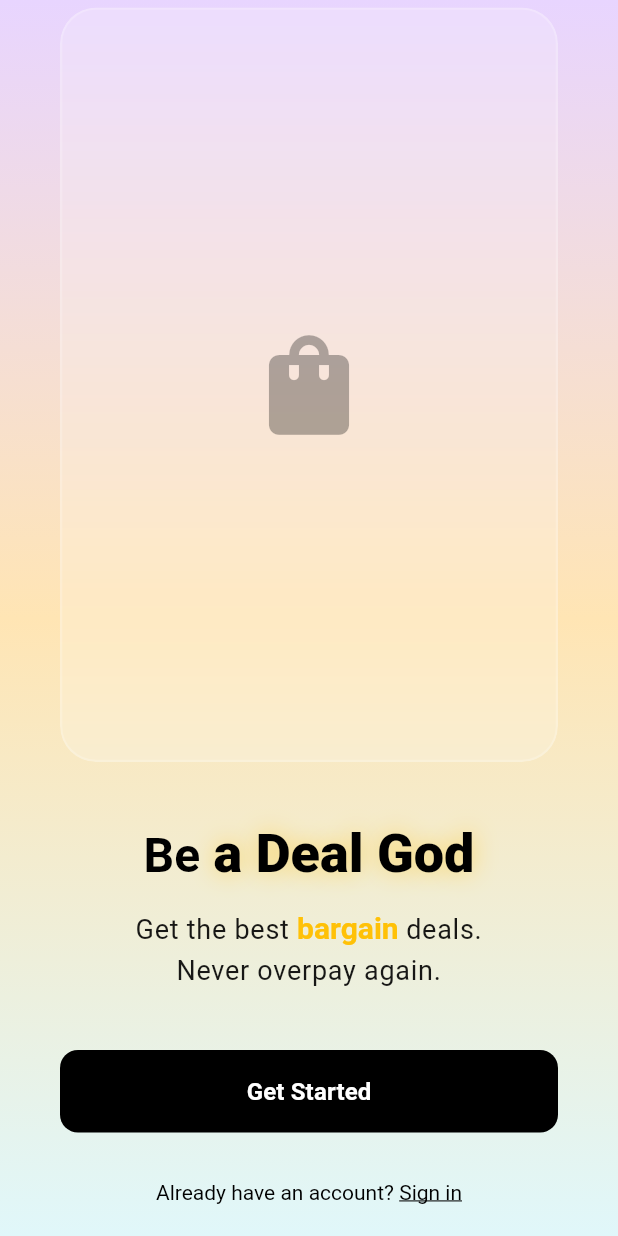
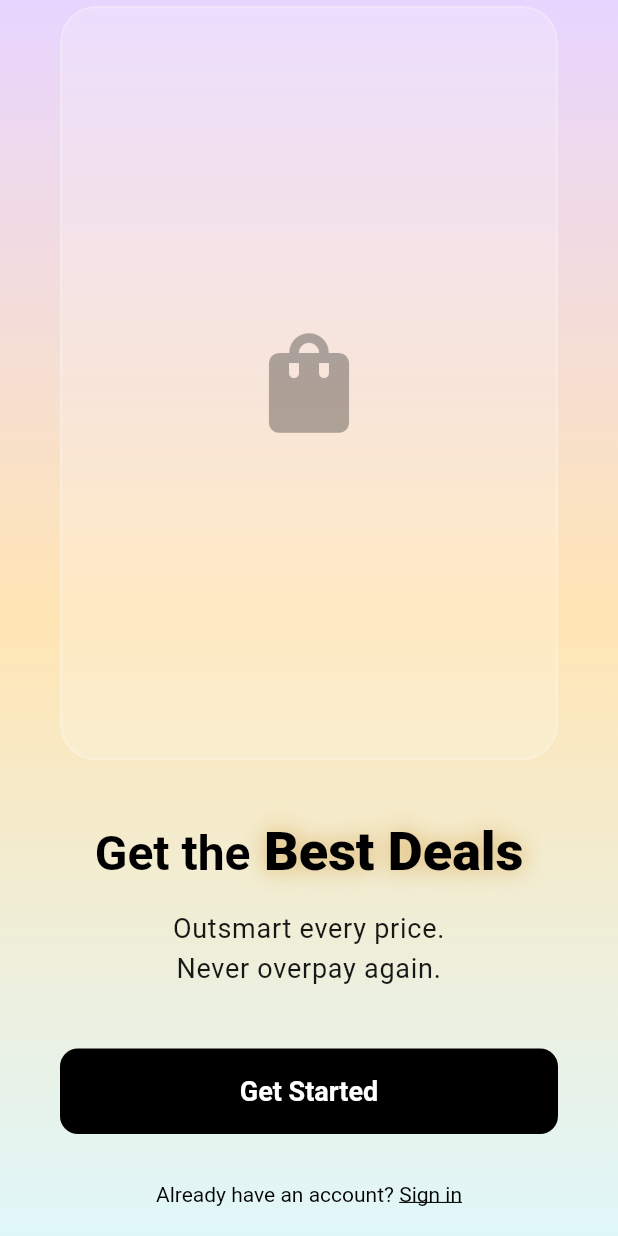
Before and after one commit to kboskin/bargain-wiz, a Flutter app: the screen it shows after launch, on a phone screen of 412 x 824 dp. Run offline on Flutter 3.47's test engine with Material 3 defaults, Android fonts, the phone set to English and light mode, and no system bars; our stand-ins replace connectivity_plus, dartz, equatable, firebase_analytics, firebase_auth, firebase_core and 13 more; accounts and stored records are empty.

Commit message:
WIP of the onboarding

```diff
--- a/wizard-app/assets/config/welcome_screen_example.json
+++ b/wizard-app/assets/config/welcome_screen_example.json
@@ -1,6 +1,6 @@
 {
-  "title": "Be a Deal God",
-  "description": "Get the best bargain deals.\nNever overpay again.",
+  "title": "Get the Best Deals",
+  "description": "Powered by a touch of magic.\nOutsmart every price.\nNever overpay again.",
   "visual": null,
   "primary_button_text": "Get Started",
   "glass_container": {
@@ -20,5 +20,6 @@
     "type": "sign_in",
     "text": "Sign in",
     "prefix_text": "Already have an account? "
-  }
+  },
+  "highlight_color": "#C47A00"
 }
--- a/wizard-app/lib/core/theme/app_text_styles.dart
+++ b/wizard-app/lib/core/theme/app_text_styles.dart
@@ -220,6 +220,14 @@ class AppTextStyles {
     letterSpacing: 0.5,
     color: AppColors.textPrimaryDark,
   );
+
+  // Button text styles - CTA buttons
+  static const TextStyle buttonText = TextStyle(
+    fontSize: 18,
+    fontWeight: FontWeight.w600,
+    letterSpacing: 0,
+    color: Colors.white,
+  );
 }
 
 /// Extension to easily access text styles based on theme
--- a/wizard-app/lib/data/models/welcome_screen_config.dart
+++ b/wizard-app/lib/data/models/welcome_screen_config.dart
@@ -11,6 +11,7 @@ class WelcomeScreenConfig implements JsonSerializable<WelcomeScreenConfig> {
   final GlassContainerConfig? glassContainer;
   final HighlightWordsConfig? highlightWords;
   final SecondaryActionConfig? secondaryAction;
+  final String? highlightColor; // Optional: Hex color for highlights (defaults to amber)
 
   WelcomeScreenConfig({
     required this.title,
@@ -20,6 +21,7 @@ class WelcomeScreenConfig implements JsonSerializable<WelcomeScreenConfig> {
     this.glassContainer,
     this.highlightWords,
     this.secondaryAction,
+    this.highlightColor,
   });
 
   @override
@@ -41,6 +43,7 @@ class WelcomeScreenConfig implements JsonSerializable<WelcomeScreenConfig> {
           ? SecondaryActionConfig.fromJson(
               json['secondary_action'] as Map<String, dynamic>)
           : null,
+      highlightColor: json['highlight_color'] as String?,
     );
     config.validate();
     return config;
@@ -56,6 +59,7 @@ class WelcomeScreenConfig implements JsonSerializable<WelcomeScreenConfig> {
       if (glassContainer != null) 'glass_container': glassContainer!.toJson(),
       if (highlightWords != null) 'highlight_words': highlightWords!.toJson(),
       if (secondaryAction != null) 'secondary_action': secondaryAction!.toJson(),
+      if (highlightColor != null) 'highlight_color': highlightColor,
     };
   }
 
--- a/wizard-app/lib/presentation/pages/onboarding/onboarding_screen.dart
+++ b/wizard-app/lib/presentation/pages/onboarding/onboarding_screen.dart
@@ -6,6 +6,7 @@ import 'package:go_router/go_router.dart';
 import '../../../core/di/injection_container.dart' as di;
 import '../../../core/services/onboarding_service.dart';
 import '../../../core/theme/app_colors.dart';
+import '../../../core/theme/app_text_styles.dart';
 import '../../../core/utils/app_logger.dart';
 import '../../../data/models/onboarding_model.dart';
 import '../../../domain/repositories/onboarding_repository.dart';
@@ -211,13 +212,7 @@ class _OnboardingFlowViewState extends State<_OnboardingFlowView> {
                                   ),
                                   child: Text(
                                     _getNextButtonText(state),
-                                    style: Theme.of(context)
-                                        .textTheme
-                                        .labelLarge
-                                        ?.copyWith(
-                                          fontWeight: FontWeight.w600,
-                                          color: Colors.white, // Explicitly set white color
-                                        ),
+                                    style: AppTextStyles.buttonText,
                                   ),
                                 ),
                               ),
--- a/wizard-app/lib/presentation/pages/onboarding/welcome_screen_widget.dart
+++ b/wizard-app/lib/presentation/pages/onboarding/welcome_screen_widget.dart
@@ -1,11 +1,13 @@
 import 'package:flutter/material.dart';
+import 'package:flutter_html/flutter_html.dart';
 import 'package:go_router/go_router.dart';
-import 'package:flutter_html/flutter_html.dart';
+
 import '../../../core/di/injection_container.dart' as di;
 import '../../../core/theme/app_colors.dart';
+import '../../../core/theme/app_text_styles.dart';
 import '../../../core/utils/color_helper.dart';
+import '../../../core/widgets/glass_container.dart';
 import '../../../core/widgets/visual_asset_widget.dart';
-import '../../../core/widgets/glass_container.dart';
 import '../../../data/models/welcome_screen_config.dart';
 import '../auth/sign_in_modal.dart';
 
@@ -14,10 +16,7 @@ import '../auth/sign_in_modal.dart';
 class WelcomeScreenWidget extends StatefulWidget {
   final WelcomeScreenConfig config;
 
-  const WelcomeScreenWidget({
-    super.key,
-    required this.config,
-  });
+  const WelcomeScreenWidget({super.key, required this.config});
 
   @override
   State<WelcomeScreenWidget> createState() => _WelcomeScreenWidgetState();
@@ -32,7 +31,8 @@ class _WelcomeScreenWidgetState extends State<WelcomeScreenWidget> {
     _cachedColorHelper ??= di.sl<ColorHelper>();
 
     return Scaffold(
-      backgroundColor: Colors.transparent, // Transparent to show global gradient
+      backgroundColor: Colors.transparent,
+      // Transparent to show global gradient
       body: SafeArea(
         child: Column(
           children: [
@@ -90,8 +90,9 @@ class _WelcomeScreenWidgetState extends State<WelcomeScreenWidget> {
               child: Icon(
                 Icons.shopping_bag,
                 size: glassConfig.iconSize,
-                color: AppColors.backgroundDark
-                    .withValues(alpha: glassConfig.iconOpacity),
+                color: AppColors.backgroundDark.withValues(
+                  alpha: glassConfig.iconOpacity,
+                ),
               ),
             ),
           ),
@@ -160,6 +161,7 @@ class _WelcomeScreenWidgetState extends State<WelcomeScreenWidget> {
             hw.toLowerCase().contains(cleanWord),
       );
 
+      final highlightColor = _getHighlightColor();
       textSpans.add(
         TextSpan(
           text: i > 0 ? ' $word' : word,
@@ -170,7 +172,7 @@ class _WelcomeScreenWidgetState extends State<WelcomeScreenWidget> {
                   fontSize: 36,
                   shadows: [
                     Shadow(
-                      color: Colors.amber.withValues(alpha: 0.5),
+                      color: highlightColor.withValues(alpha: 0.5),
                       blurRadius: 20,
                       offset: const Offset(0, 0),
                     ),
@@ -196,6 +198,7 @@ class _WelcomeScreenWidgetState extends State<WelcomeScreenWidget> {
     final description = widget.config.description;
     final hasHtml = RegExp(r'<[^>]+>').hasMatch(description);
     final highlightWords = widget.config.highlightWords?.description ?? [];
+    final highlightColor = _getHighlightColor();
 
     // If HTML is present, use HTML parsing (takes precedence)
     if (hasHtml) {
@@ -213,12 +216,12 @@ class _WelcomeScreenWidgetState extends State<WelcomeScreenWidget> {
               lineHeight: const LineHeight(1.5),
             ),
             'span.highlight': Style(
-              color: Colors.amber,
+              color: highlightColor,
               fontWeight: FontWeight.bold,
               fontSize: FontSize(20),
             ),
             'strong': Style(
-              color: Colors.amber,
+              color: highlightColor,
               fontWeight: FontWeight.bold,
               fontSize: FontSize(20),
             ),
@@ -231,11 +234,7 @@ class _WelcomeScreenWidgetState extends State<WelcomeScreenWidget> {
     if (highlightWords.isNotEmpty) {
       return Padding(
         padding: const EdgeInsets.symmetric(horizontal: 40),
-        child: _buildRichTextDescription(
-          context,
-          description,
-          highlightWords,
-        ),
+        child: _buildRichTextDescription(context, description, highlightWords),
       );
     }
 
@@ -262,6 +261,7 @@ class _WelcomeScreenWidgetState extends State<WelcomeScreenWidget> {
   ) {
     final parts = description.split(' ');
     final textSpans = <TextSpan>[];
+    final highlightColor = _getHighlightColor();
 
     for (final word in parts) {
       final cleanWord = word.replaceAll(RegExp(r'[^\w]'), '').toLowerCase();
@@ -276,7 +276,7 @@ class _WelcomeScreenWidgetState extends State<WelcomeScreenWidget> {
           text: '$word ',
           style: isHighlight
               ? TextStyle(
-                  color: Colors.amber,
+                  color: highlightColor,
                   fontWeight: FontWeight.bold,
                   fontSize: 20,
                 )
@@ -293,6 +293,17 @@ class _WelcomeScreenWidgetState extends State<WelcomeScreenWidget> {
       textAlign: TextAlign.center,
       text: TextSpan(children: textSpans),
     );
+  }
+
+  /// Get highlight color from config or default to amber
+  Color _getHighlightColor() {
+    if (widget.config.highlightColor != null) {
+      return _cachedColorHelper!.getColor(
+        widget.config.highlightColor!,
+        defaultColor: Colors.amber,
+      );
+    }
+    return Colors.amber; // Default color
   }
 
   /// Build primary action button
@@ -316,10 +327,7 @@ class _WelcomeScreenWidgetState extends State<WelcomeScreenWidget> {
           ),
           child: Text(
             widget.config.primaryButtonText,
-            style: const TextStyle(
-              fontSize: 16,
-              fontWeight: FontWeight.w600,
-            ),
+            style: AppTextStyles.buttonText,
           ),
         ),
       ),
@@ -335,10 +343,7 @@ class _WelcomeScreenWidgetState extends State<WelcomeScreenWidget> {
         onPressed: () => _showSignInModal(context),
         child: RichText(
           text: TextSpan(
-            style: TextStyle(
-              color: AppColors.backgroundDark,
-              fontSize: 14,
-            ),
+            style: TextStyle(color: AppColors.backgroundDark, fontSize: 14),
             children: [
               TextSpan(text: action.prefixText),
               TextSpan(
```
Also changed, not shown: wizard-app/assets/config/remote_config_defaults.json (+2 -2 lines), wizard-app/lib/core/widgets/no_suggestion_text_field.dart (line endings or trailing spaces). Lines whose indentation alone changed are shown as unchanged.
